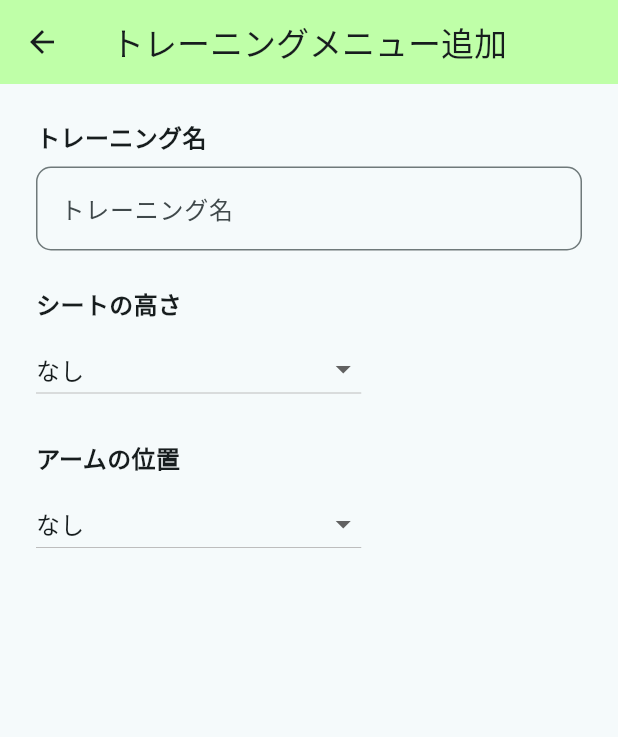
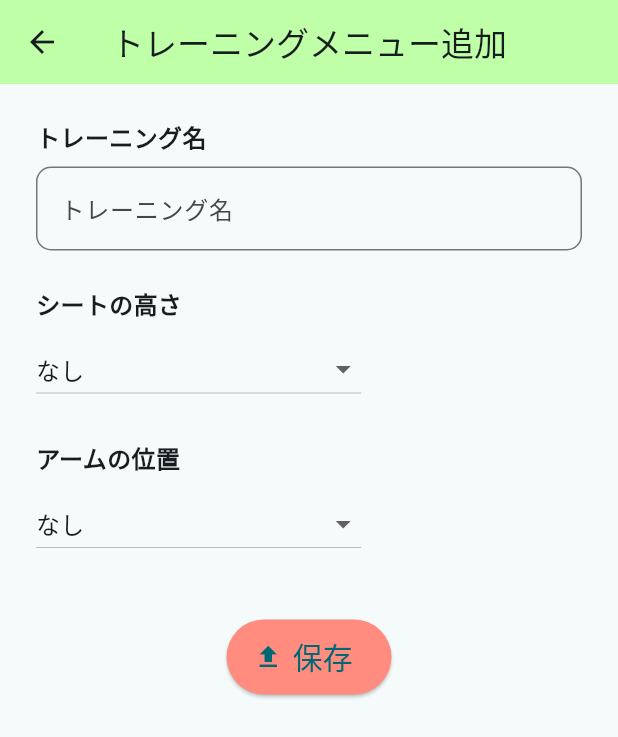
Before and after one commit to taishi29/GymLog, a Flutter app: the AddMenu screen opened directly, on a phone screen of 412 x 824 dp. Shown: the top 737 px of the screen. Run offline on Flutter 3.47's test engine with Material 3 defaults, Android fonts, the phone set to English and light mode, and no system bars; our stand-ins replace sqflite; accounts and stored records are empty.

Commit message:
保存ボタンを作成しました。次やるべきことは、データベースと連携することです。

```diff
--- a/lib/screens/add_menu.dart
+++ b/lib/screens/add_menu.dart
@@ -110,6 +110,34 @@ class AddMenuState extends State<AddMenu> {
                 ),
               ],
             ),
+
+            SizedBox(height: 40.0), // テキストとTextFieldの間に余白を追加
+
+            // 保存ボタン
+            Center(
+              child: ElevatedButton.icon(
+                label: const Text('保存'),
+                onPressed: () {},
+                icon: const Icon(Icons.upload, size: 20),
+                style: ButtonStyle(
+                  backgroundColor:
+                      WidgetStateProperty.resolveWith<Color>((states) {
+                    if (states.contains(WidgetState.pressed)) {
+                      return const Color.fromARGB(255, 249, 85, 85); // 押したとき
+                    }
+                    if (states.contains(WidgetState.hovered)) {
+                      return const Color.fromARGB(255, 249, 80, 80); // ホバー時
+                    }
+                    return const Color.fromARGB(255, 255, 140, 127); // 通常時
+                  }),
+                  minimumSize:
+                      WidgetStateProperty.all(Size(110, 50)), // ボタンのサイズ
+                  textStyle: WidgetStateProperty.all(
+                    const TextStyle(fontSize: 20, color: Colors.black),
+                  ), // 文字サイズ
+                ),
+              ),
+            ),
           ],
         ),
       ),
```
